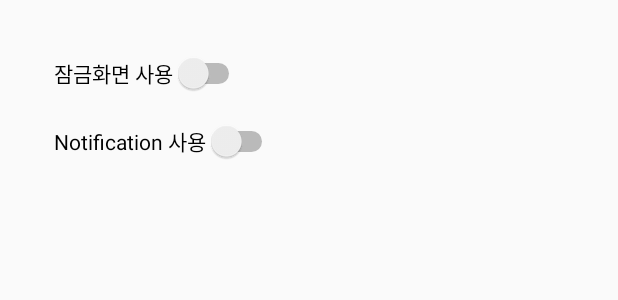
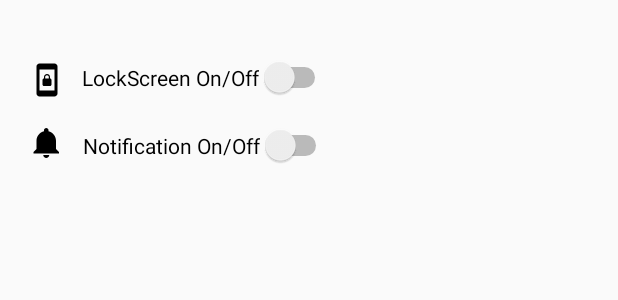
Before and after one commit to hsMaldives/Android, an Android app: the layout activity_setting.xml on its own in the app's theme, with its tools: preview values and no code run, on a phone screen of 412 x 824 dp. Shown: the top 300 px of the screen. Run offline under Robolectric (Android 15) with nearby library versions, the phone set to English and light mode, and no system bars.

Commit message:
setting_testdata
setting_testdata

```diff
--- a/app/src/main/AndroidManifest.xml
+++ b/app/src/main/AndroidManifest.xml
@@ -99,11 +99,8 @@
             android:name="com.google.android.geo.API_KEY"
             android:value="@string/google_maps_key" />
 
-        <!-- <activity android:name=".activity.SettingActivity" /> -->
+         <activity android:name=".activity.SettingActivity" />
         <activity android:name=".activity.DaumMapStoreListActivity" />
-        <activity
-            android:name=".activity.SettingsActivity"
-            android:label="@string/title_activity_settings"></activity>
     </application>
 
 </manifest>
--- a/app/src/main/res/layout/activity_setting.xml
+++ b/app/src/main/res/layout/activity_setting.xml
@@ -10,22 +10,44 @@
         android:id="@+id/lockScreenSwitch"
         android:layout_width="wrap_content"
         android:layout_height="wrap_content"
-        android:text="잠금화면 사용"
-        android:layout_marginTop="35dp"
+        android:text="LockScreen On/Off"
+        android:layout_marginTop="38dp"
         android:layout_alignParentTop="true"
-        android:layout_alignParentLeft="true"
-        android:layout_alignParentStart="true"
-        android:layout_marginLeft="36dp"
-        android:layout_marginStart="36dp" />
+        android:layout_toRightOf="@+id/imageView3"
+        android:layout_toEndOf="@+id/imageView3"
+        android:layout_marginLeft="11dp"
+        android:layout_marginStart="11dp" />
 
     <Switch
         android:id="@+id/notificationSwitch"
         android:layout_width="wrap_content"
         android:layout_height="wrap_content"
-        android:text="Notification 사용"
+        android:text="Notification On/Off"
         android:layout_marginTop="18dp"
         android:layout_below="@+id/lockScreenSwitch"
-        android:layout_alignLeft="@+id/lockScreenSwitch"
-        android:layout_alignStart="@+id/lockScreenSwitch" />
+        android:layout_toRightOf="@+id/imageView2"
+        android:layout_toEndOf="@+id/imageView2"
+        android:layout_marginLeft="12dp"
+        android:layout_marginStart="12dp" />
+
+    <ImageView
+        android:id="@+id/imageView2"
+        android:layout_width="wrap_content"
+        android:layout_height="wrap_content"
+        android:layout_marginLeft="19dp"
+        android:layout_marginStart="19dp"
+        app:srcCompat="@drawable/ic_notifications_black_24dp"
+        android:layout_alignTop="@+id/notificationSwitch"
+        android:layout_alignParentLeft="true"
+        android:layout_alignParentStart="true" />
+
+    <ImageView
+        android:id="@+id/imageView3"
+        android:layout_width="wrap_content"
+        android:layout_height="wrap_content"
+        android:layout_above="@+id/notificationSwitch"
+        android:layout_toLeftOf="@+id/notificationSwitch"
+        android:layout_toStartOf="@+id/notificationSwitch"
+        app:srcCompat="@drawable/ic_screen_lock_portrait_black_24dp" />
 
 </RelativeLayout>
```
Also changed, not shown: app/src/main/java/kr/ac/hansung/maldives/android/activity/DaumMapStoreListActivity.java (+21 -6 lines), app/src/main/java/kr/ac/hansung/maldives/android/activity/SettingActivity.java (+8 -8 lines), app/src/main/java/kr/ac/hansung/maldives/android/activity/SettingsActivity.java (deleted, +0 -159 lines), app/src/main/java/kr/ac/hansung/maldives/android/webinterface/WebViewInterface.java (+2 -5 lines), app/src/main/res/drawable/ic_check_black_24dp.xml (added, +9 -0 lines), app/src/main/res/drawable/ic_home_black_24dp.xml (added, +9 -0 lines), app/src/main/res/drawable/ic_sync_black_24dp.xml (deleted, +0 -9 lines), app/src/main/res/layout/activity_daum_map_store_list.xml (+4 -13 lines), app/src/main/res/layout/lockscreen.xml (+9 -3 lines).
